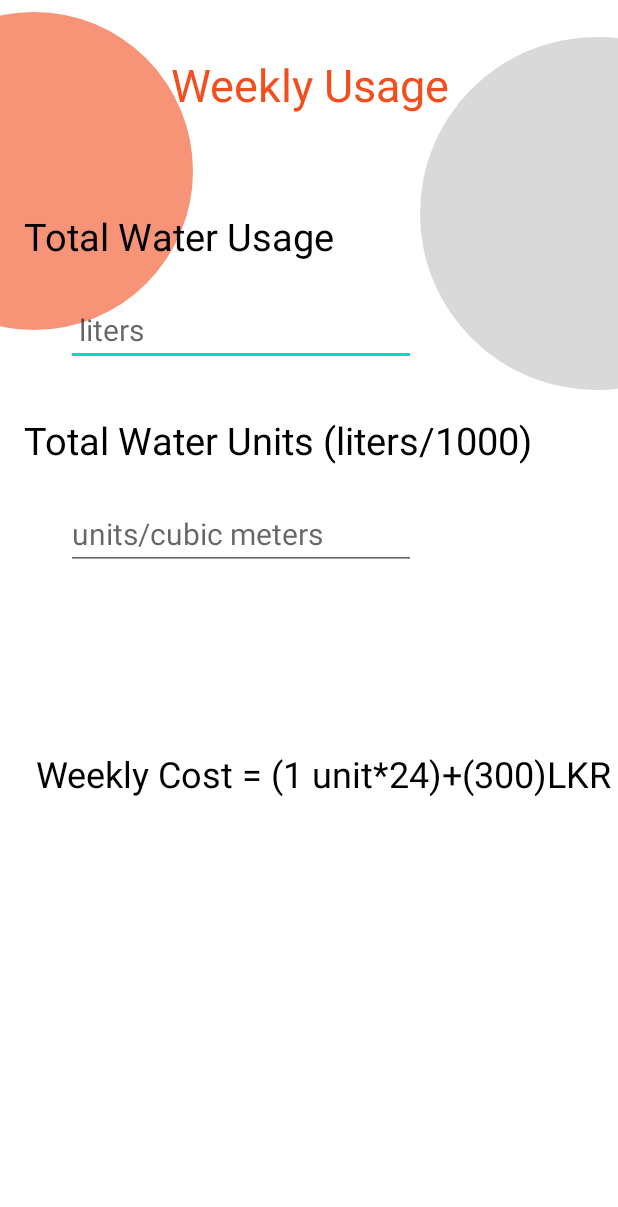
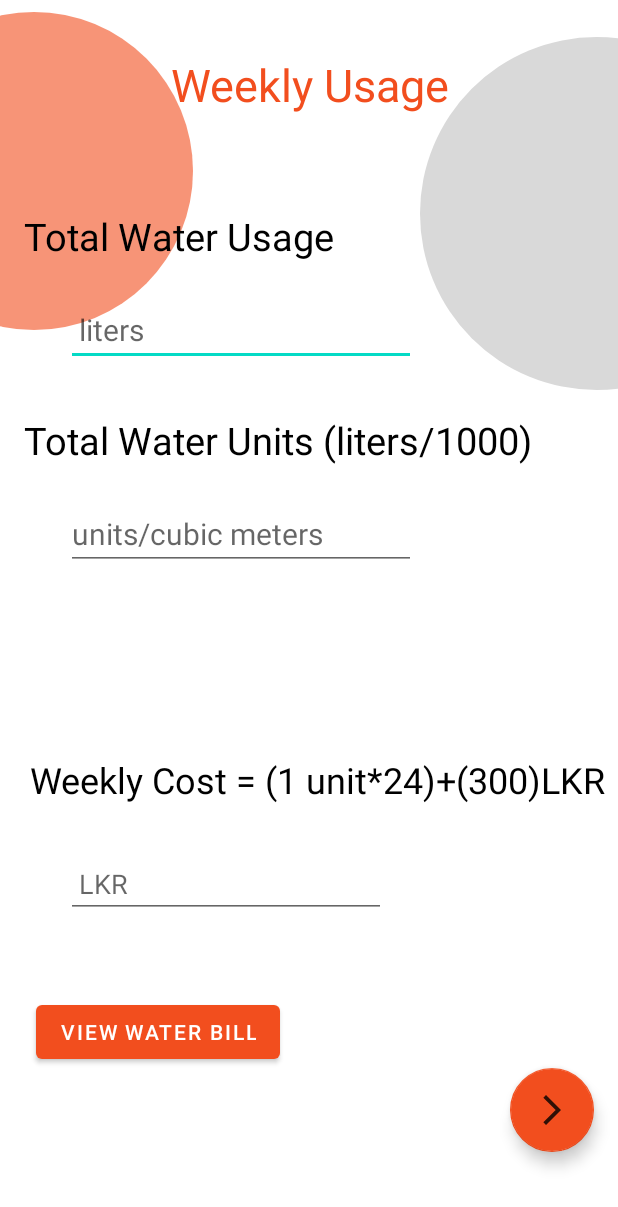
Before and after one commit to IT21333620/Utility-Manager, an Android app: the layout activity_weekly_usage.xml on its own in the app's theme, with its tools: preview values and no code run, on a phone screen of 412 x 824 dp. Shown: the top 1207 px of the screen. Run offline under Robolectric (Android 15) with nearby library versions, the phone set to English and light mode, and no system bars.

Commit message:
init commit

```diff
--- a/app/src/main/AndroidManifest.xml
+++ b/app/src/main/AndroidManifest.xml
@@ -11,6 +11,9 @@
         android:supportsRtl="true"
         android:theme="@style/Theme.UtilityManager"
         tools:targetApi="31">
+        <activity
+            android:name=".History"
+            android:exported="false" />
         <activity
             android:name=".weekly_usage"
             android:exported="false" />
--- a/app/src/main/res/layout/activity_weekly_usage.xml
+++ b/app/src/main/res/layout/activity_weekly_usage.xml
@@ -5,6 +5,19 @@
     android:layout_width="match_parent"
     android:layout_height="match_parent"
     tools:context=".models.weekly_usage">
+
+    <com.google.android.material.floatingactionbutton.FloatingActionButton
+        android:id="@+id/floatingActionButton4"
+        android:layout_width="56dp"
+        android:layout_height="57dp"
+        android:layout_marginEnd="16dp"
+        android:layout_marginBottom="56dp"
+        android:clickable="true"
+        android:contentDescription="@string/water_manager"
+        app:backgroundTint="@color/orange"
+        app:layout_constraintBottom_toBottomOf="parent"
+        app:layout_constraintEnd_toEndOf="parent"
+        app:srcCompat="@drawable/front_arrow" />
 
     <TextView
         android:id="@+id/circle8"
@@ -95,12 +108,35 @@
         android:id="@+id/textView12"
         android:layout_width="wrap_content"
         android:layout_height="wrap_content"
-        android:layout_marginEnd="4dp"
-        android:layout_marginBottom="292dp"
+        android:layout_marginEnd="8dp"
+        android:layout_marginBottom="288dp"
         android:text="@string/weekly_cost"
         android:textColor="@color/black"
         android:textSize="24sp"
         app:layout_constraintBottom_toBottomOf="parent"
         app:layout_constraintEnd_toEndOf="parent" />
 
+    <EditText
+        android:id="@+id/editTextTextPersonName10"
+        android:layout_width="wrap_content"
+        android:layout_height="wrap_content"
+        android:layout_marginStart="44dp"
+        android:layout_marginBottom="212dp"
+        android:ems="10"
+        android:hint=" LKR"
+        android:inputType="textPersonName"
+        app:layout_constraintBottom_toBottomOf="parent"
+        app:layout_constraintStart_toStartOf="parent" />
+
+    <Button
+        android:id="@+id/button6"
+        android:layout_width="wrap_content"
+        android:layout_height="wrap_content"
+        android:layout_marginStart="24dp"
+        android:layout_marginBottom="112dp"
+        android:text="@string/view_water_bill"
+        app:backgroundTint="@color/orange"
+        app:layout_constraintBottom_toBottomOf="parent"
+        app:layout_constraintStart_toStartOf="parent" />
+
 </androidx.constraintlayout.widget.ConstraintLayout>
--- a/app/src/main/res/values/strings.xml
+++ b/app/src/main/res/values/strings.xml
@@ -21,4 +21,6 @@
     <string name="total_water_usage">Total Water Usage</string>
     <string name="total_water_units">Total Water Units (liters/1000)</string>
     <string name="weekly_cost">Weekly Cost = (1 unit*24)+(300)LKR</string>
+    <string name="view_water_bill">VIEW WATER BILL</string>
+    <string name="history">History</string>
 </resources>
```
Also changed, not shown: app/src/main/java/com/example/utilitymanager/models/History.kt (added, +12 -0 lines), app/src/main/res/layout/activity_history.xml (added, +40 -0 lines).
